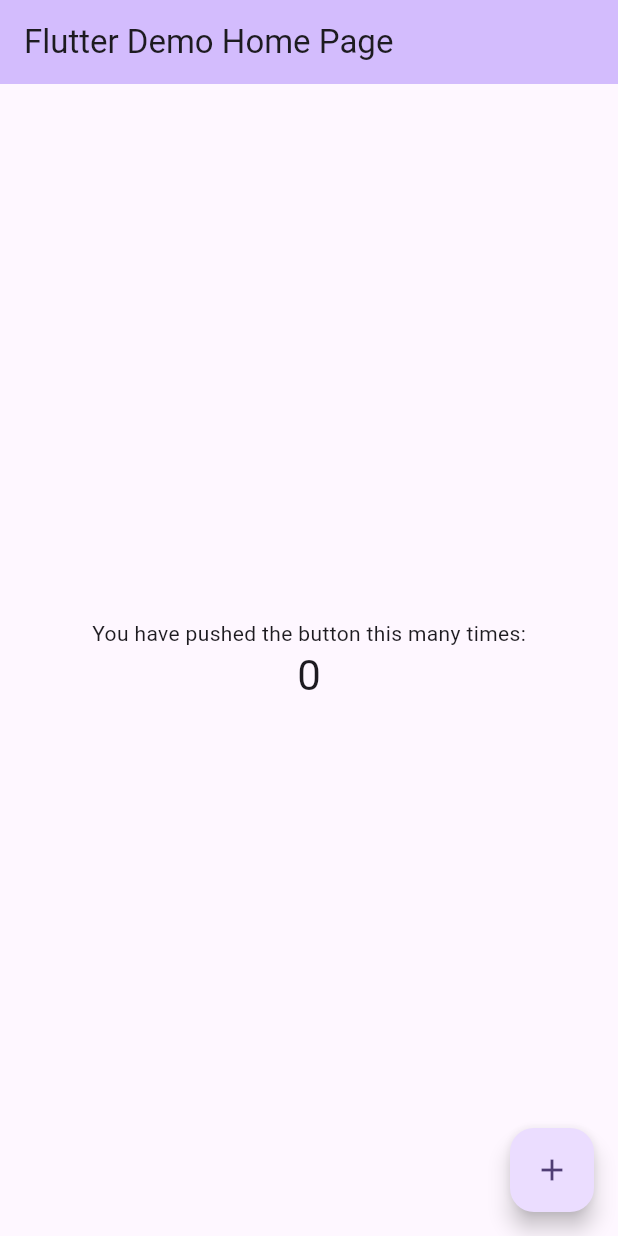
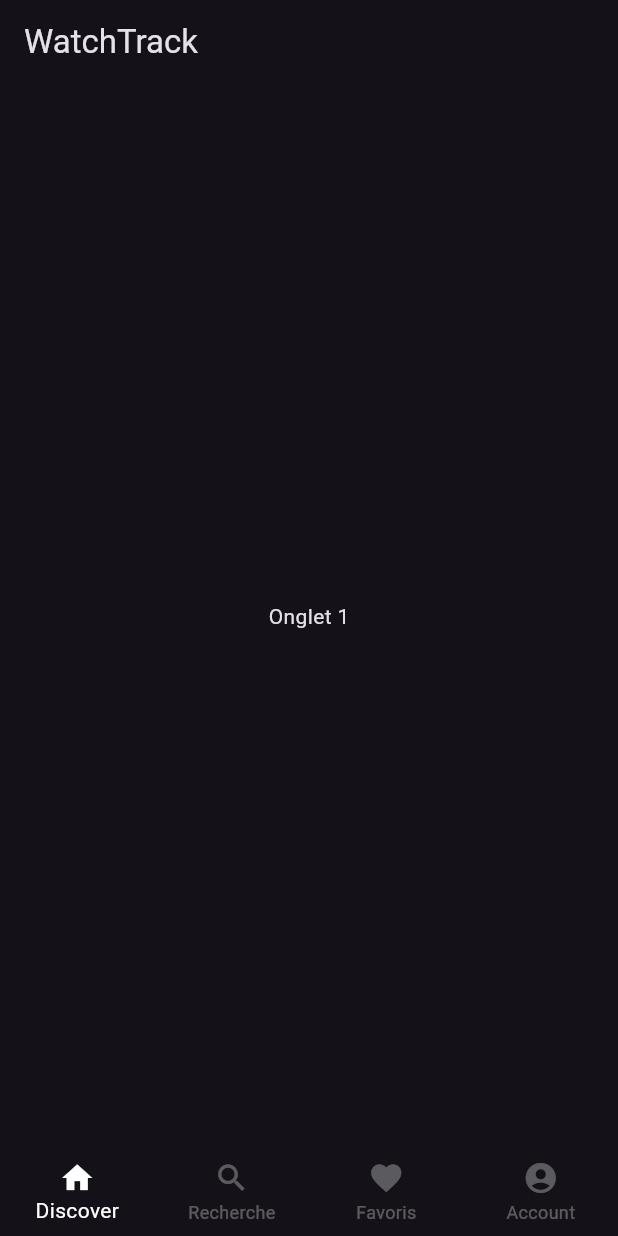
Before and after one commit to CharlesPeslerbe/WatchTrack, a Flutter app: the screen it shows after launch, on a phone screen of 412 x 824 dp. Run offline on Flutter 3.47's test engine with Material 3 defaults, Android fonts, the phone set to English and light mode, and no system bars.

Commit message:
BottomNavigation

```diff
--- a/lib/main.dart
+++ b/lib/main.dart
@@ -1,125 +1,98 @@
 import 'package:flutter/material.dart';
 
 void main() {
-  runApp(const MyApp());
+  runApp(MyApp());
 }
 
 class MyApp extends StatelessWidget {
-  const MyApp({super.key});
-
-  // This widget is the root of your application.
   @override
   Widget build(BuildContext context) {
     return MaterialApp(
-      title: 'Flutter Demo',
-      theme: ThemeData(
-        // This is the theme of your application.
-        //
-        // TRY THIS: Try running your application with "flutter run". You'll see
-        // the application has a purple toolbar. Then, without quitting the app,
-        // try changing the seedColor in the colorScheme below to Colors.green
-        // and then invoke "hot reload" (save your changes or press the "hot
-        // reload" button in a Flutter-supported IDE, or press "r" if you used
-        // the command line to start the app).
-        //
-        // Notice that the counter didn't reset back to zero; the application
-        // state is not lost during the reload. To reset the state, use hot
-        // restart instead.
-        //
-        // This works for code too, not just values: Most code changes can be
-        // tested with just a hot reload.
-        colorScheme: ColorScheme.fromSeed(seedColor: Colors.deepPurple),
-        useMaterial3: true,
+      debugShowCheckedModeBanner: false,
+      title: 'Flutter Bottom Navigation Bar',
+      themeMode: ThemeMode.dark, // Utilise le thème sombre
+      darkTheme: ThemeData(
+        brightness: Brightness.dark,
+        primarySwatch: Colors.red,
       ),
-      home: const MyHomePage(title: 'Flutter Demo Home Page'),
+      home: MyHomePage(title: 'WatchTrack'),
+
     );
   }
 }
 
 class MyHomePage extends StatefulWidget {
-  const MyHomePage({super.key, required this.title});
-
-  // This widget is the home page of your application. It is stateful, meaning
-  // that it has a State object (defined below) that contains fields that affect
-  // how it looks.
-
-  // This class is the configuration for the state. It holds the values (in this
-  // case the title) provided by the parent (in this case the App widget) and
-  // used by the build method of the State. Fields in a Widget subclass are
-  // always marked "final".
+  MyHomePage({Key? key, required this.title}) : super(key: key);
 
   final String title;
 
   @override
-  State<MyHomePage> createState() => _MyHomePageState();
+  _MyHomePageState createState() => _MyHomePageState();
 }
 
 class _MyHomePageState extends State<MyHomePage> {
-  int _counter = 0;
+  int _currentIndex = 0;
 
-  void _incrementCounter() {
+  void _onItemTapped(int index) {
     setState(() {
-      // This call to setState tells the Flutter framework that something has
-      // changed in this State, which causes it to rerun the build method below
-      // so that the display can reflect the updated values. If we changed
-      // _counter without calling setState(), then the build method would not be
-      // called again, and so nothing would appear to happen.
-      _counter++;
+      _currentIndex = index;
     });
   }
 
   @override
   Widget build(BuildContext context) {
-    // This method is rerun every time setState is called, for instance as done
-    // by the _incrementCounter method above.
-    //
-    // The Flutter framework has been optimized to make rerunning build methods
-    // fast, so that you can just rebuild anything that needs updating rather
-    // than having to individually change instances of widgets.
     return Scaffold(
       appBar: AppBar(
-        // TRY THIS: Try changing the color here to a specific color (to
-        // Colors.amber, perhaps?) and trigger a hot reload to see the AppBar
-        // change color while the other colors stay the same.
-        backgroundColor: Theme.of(context).colorScheme.inversePrimary,
-        // Here we take the value from the MyHomePage object that was created by
-        // the App.build method, and use it to set our appbar title.
         title: Text(widget.title),
       ),
-      body: Center(
-        // Center is a layout widget. It takes a single child and positions it
-        // in the middle of the parent.
-        child: Column(
-          // Column is also a layout widget. It takes a list of children and
-          // arranges them vertically. By default, it sizes itself to fit its
-          // children horizontally, and tries to be as tall as its parent.
-          //
-          // Column has various properties to control how it sizes itself and
-          // how it positions its children. Here we use mainAxisAlignment to
-          // center the children vertically; the main axis here is the vertical
-          // axis because Columns are vertical (the cross axis would be
-          // horizontal).
-          //
-          // TRY THIS: Invoke "debug painting" (choose the "Toggle Debug Paint"
-          // action in the IDE, or press "p" in the console), to see the
-          // wireframe for each widget.
-          mainAxisAlignment: MainAxisAlignment.center,
-          children: <Widget>[
-            const Text(
-              'You have pushed the button this many times:',
-            ),
-            Text(
-              '$_counter',
-              style: Theme.of(context).textTheme.headlineMedium,
-            ),
-          ],
-        ),
+      body: IndexedStack(
+        index: _currentIndex,
+        children: [
+          // Widget pour le premier onglet
+          Center(
+            child: Text('Onglet 1'),
+          ),
+          // Widget pour le deuxième onglet
+          Center(
+            child: Text('Onglet 2'),
+          ),
+          // Widget pour le troisième onglet
+          Center(
+            child: Text('Onglet 3'),
+          ),
+          // Widget pour le quatrième onglet
+          Center(
+            child: Text('Onglet 4'),
+          ),
+        ],
       ),
-      floatingActionButton: FloatingActionButton(
-        onPressed: _incrementCounter,
-        tooltip: 'Increment',
-        child: const Icon(Icons.add),
-      ), // This trailing comma makes auto-formatting nicer for build methods.
+      bottomNavigationBar: BottomNavigationBar(
+        type: BottomNavigationBarType.fixed,
+        selectedItemColor: Colors.white,
+        selectedLabelStyle: TextStyle(color: Colors.white),
+        unselectedItemColor: Colors.white30,
+        unselectedLabelStyle: TextStyle(color: Colors.white30),
+        currentIndex: _currentIndex,
+        onTap: _onItemTapped,
+        items: [
+          BottomNavigationBarItem(
+            icon: Icon(Icons.home),
+            label: 'Discover',
+          ),
+          BottomNavigationBarItem(
+            icon: Icon(Icons.search),
+            label: 'Recherche',
+          ),
+          BottomNavigationBarItem(
+            icon: Icon(Icons.favorite),
+            label: 'Favoris',
+          ),
+          BottomNavigationBarItem(
+            icon: Icon(Icons.account_circle),
+            label: 'Account',
+          ),
+        ],
+      ),
     );
   }
 }
```
